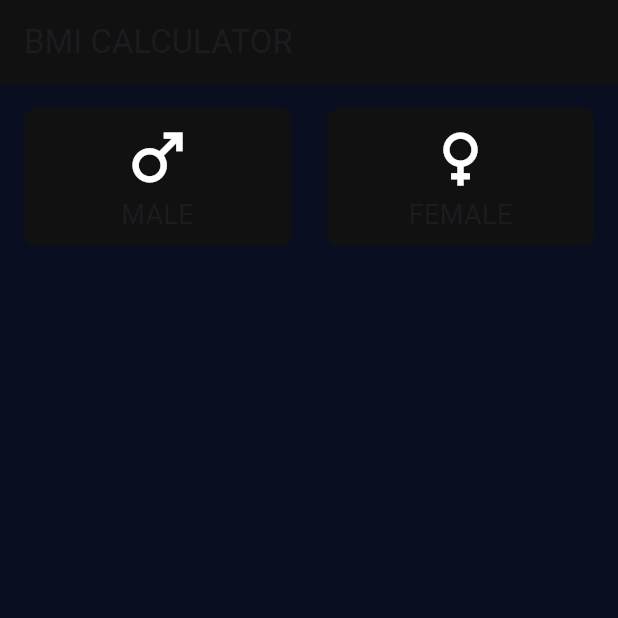
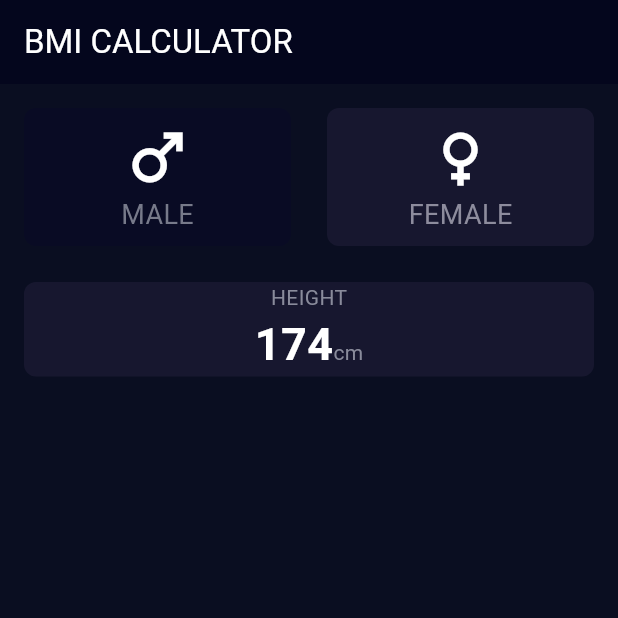
Before and after one commit to Desha933/bmi_calculator, a Flutter app: the screen it shows after launch, on a phone screen of 412 x 824 dp, the top half of it. Run offline on Flutter 3.47's test engine with Material 3 defaults, Android fonts, the phone set to English and light mode, and no system bars.

Commit message:
finish gender section

```diff
--- a/lib/view/bmi_view.dart
+++ b/lib/view/bmi_view.dart
@@ -1,5 +1,6 @@
 import 'package:bmi/view/widgets/custom_app_bar.dart';
-import 'package:bmi/view/widgets/custom_gender_card.dart';
+import 'package:bmi/view/widgets/gender_section.dart';
+import 'package:bmi/view/widgets/height_section.dart';
 import 'package:flutter/material.dart';
 
 class BmiView extends StatelessWidget {
@@ -18,20 +19,9 @@ class BmiView extends StatelessWidget {
               child: Column(
                 children: [
                   SizedBox(height: 16),
-                  Row(
-                    children: [
-                      Expanded(
-                        child: CustomGenderCard(icon: Icons.male, text: 'MALE'),
-                      ),
-                      SizedBox(width: 24),
-                      Expanded(
-                        child: CustomGenderCard(
-                          icon: Icons.female,
-                          text: 'FEMALE',
-                        ),
-                      ),
-                    ],
-                  ),
+                  GenderSection(),
+                  SizedBox(height: 24),
+                  HeightSection(),
                 ],
               ),
             ),
--- a/lib/view/widgets/custom_app_bar.dart
+++ b/lib/view/widgets/custom_app_bar.dart
@@ -6,8 +6,11 @@ class CustomAppBar extends StatelessWidget {
   @override
   Widget build(BuildContext context) {
     return AppBar(
-      title: const Text('BMI CALCULATOR'),
-      backgroundColor: Color(0xff111111),
+      title: const Text(
+        'BMI CALCULATOR',
+        style: TextStyle(color: Colors.white),
+      ),
+      backgroundColor: Color(0xff04061d),
     );
   }
 }
--- a/lib/view/widgets/custom_gender_card.dart
+++ b/lib/view/widgets/custom_gender_card.dart
@@ -1,23 +1,40 @@
 import 'package:flutter/material.dart';
 
 class CustomGenderCard extends StatelessWidget {
-  const CustomGenderCard({super.key, required this.icon, required this.text});
+  const CustomGenderCard({
+    super.key,
+    required this.icon,
+    required this.text,
+    required this.isActive,
+    this.onTap,
+  });
   final IconData icon;
   final String text;
+  final bool isActive;
+  final void Function()? onTap;
   @override
   Widget build(BuildContext context) {
-    return Container(
+    return GestureDetector(
+      onTap: onTap,
+      child: Container(
         padding: EdgeInsets.all(8),
         decoration: BoxDecoration(
-        color: Color(0xff111111),
+          color: isActive ? Color(0xff17172f) : Color(0xff090b24),
           borderRadius: BorderRadius.circular(8),
         ),
         child: Center(
           child: Column(
             children: [
               Icon(icon, size: 50, color: Colors.white),
-            Text(text, style: TextStyle(fontSize: 18)),
+              Text(
+                text,
+                style: TextStyle(
+                  fontSize: 18,
+                  color: isActive ? Color(0xff8d8c9d) : Color(0xff777a8a),
+                ),
+              ),
             ],
+          ),
         ),
       ),
     );
--- /dev/null
+++ b/lib/view/widgets/gender_section.dart
@@ -0,0 +1,47 @@
+import 'package:bmi/view/widgets/custom_gender_card.dart';
+import 'package:flutter/material.dart';
+
+class GenderSection extends StatefulWidget {
+  const GenderSection({super.key});
+
+  @override
+  State<GenderSection> createState() => _GenderSectionState();
+}
+
+class _GenderSectionState extends State<GenderSection> {
+  bool isSelected = false;
+
+  @override
+  Widget build(BuildContext context) {
+    return Row(
+      children: [
+        Expanded(
+          child: CustomGenderCard(
+            onTap: () {
+              setState(() {
+                isSelected = true;
+              });
+              isSelected = false;
+            },
+            icon: Icons.male,
+            text: 'MALE',
+            isActive: isSelected,
+          ),
+        ),
+        SizedBox(width: 24),
+        Expanded(
+          child: CustomGenderCard(
+            onTap: () {
+              setState(() {
+                isSelected = true;
+              });
+            },
+            icon: Icons.female,
+            text: 'FEMALE',
+            isActive: !isSelected,
+          ),
+        ),
+      ],
+    );
+  }
+}
--- /dev/null
+++ b/lib/view/widgets/height_section.dart
@@ -0,0 +1,42 @@
+import 'package:flutter/material.dart';
+
+class HeightSection extends StatelessWidget {
+  const HeightSection({super.key});
+
+  @override
+  Widget build(BuildContext context) {
+    return Row(
+      children: [
+        Expanded(
+          child: Container(
+            decoration: BoxDecoration(
+              color: Color(0xff17172f),
+              borderRadius: BorderRadius.circular(8),
+            ),
+            child: Column(
+              children: [
+                Text('HEIGHT', style: TextStyle(color: Color(0xff898b9b))),
+                Row(
+                  mainAxisAlignment: MainAxisAlignment.center,
+                  crossAxisAlignment: CrossAxisAlignment.baseline,
+                  textBaseline: TextBaseline.alphabetic,
+                  children: [
+                    Text(
+                      '174',
+                      style: TextStyle(
+                        fontSize: 30,
+                        fontWeight: FontWeight.bold,
+                        color: Colors.white,
+                      ),
+                    ),
+                    Text('cm', style: TextStyle(color: Color(0xff898b9b))),
+                  ],
+                ),
+              ],
+            ),
+          ),
+        ),
+      ],
+    );
+  }
+}
```
Lines whose indentation alone changed are shown as unchanged.
